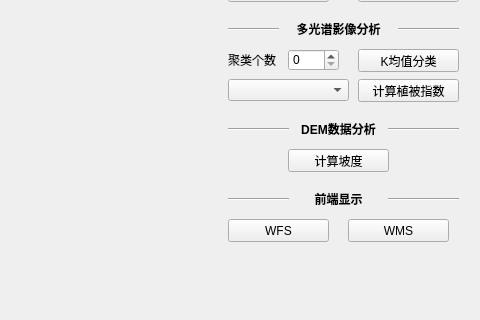
This is ui/mapView.ui in FireboyWatergirls/RasterAnalysis as Qt 5 draws it before an edit; both pictures show x 322 to 802 and y 204 to 524 of the 802 by 690 pixel window. The edited form follows.
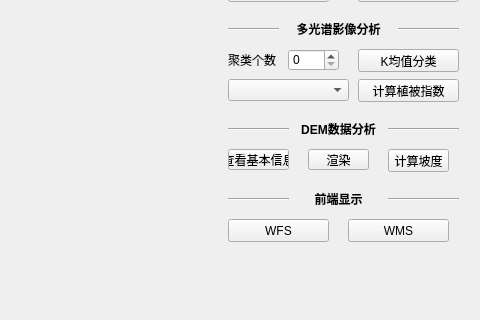
This is the edited form.

Commit message: 提交基本功能

What changed in the file:
```diff
--- a/ui/mapView.ui
+++ b/ui/mapView.ui
@@ -151,9 +151,9 @@
    <widget class="QPushButton" name="pushButton_5">
     <property name="geometry">
      <rect>
-      <x>610</x>
+      <x>710</x>
       <y>330</y>
-      <width>101</width>
+      <width>61</width>
       <height>23</height>
      </rect>
     </property>
@@ -399,6 +399,32 @@
      <enum>Qt::Horizontal</enum>
     </property>
    </widget>
+   <widget class="QPushButton" name="pushButton_8">
+    <property name="geometry">
+     <rect>
+      <x>550</x>
+      <y>330</y>
+      <width>61</width>
+      <height>21</height>
+     </rect>
+    </property>
+    <property name="text">
+     <string>查看基本信息</string>
+    </property>
+   </widget>
+   <widget class="QPushButton" name="pushButton_9">
+    <property name="geometry">
+     <rect>
+      <x>630</x>
+      <y>330</y>
+      <width>61</width>
+      <height>21</height>
+     </rect>
+    </property>
+    <property name="text">
+     <string>渲染</string>
+    </property>
+   </widget>
   </widget>
   <widget class="QMenuBar" name="menubar">
    <property name="geometry">
```
Left out of the diff: 2 changed lines with no effect on the pictures. The commit also changes 7 other files.
